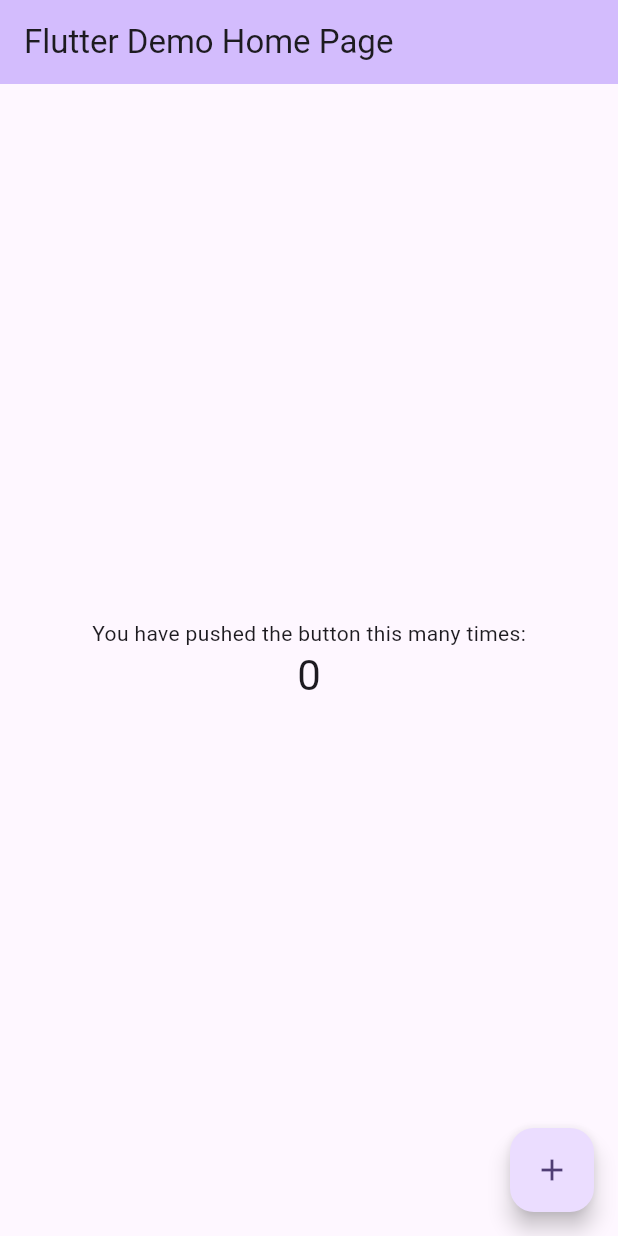
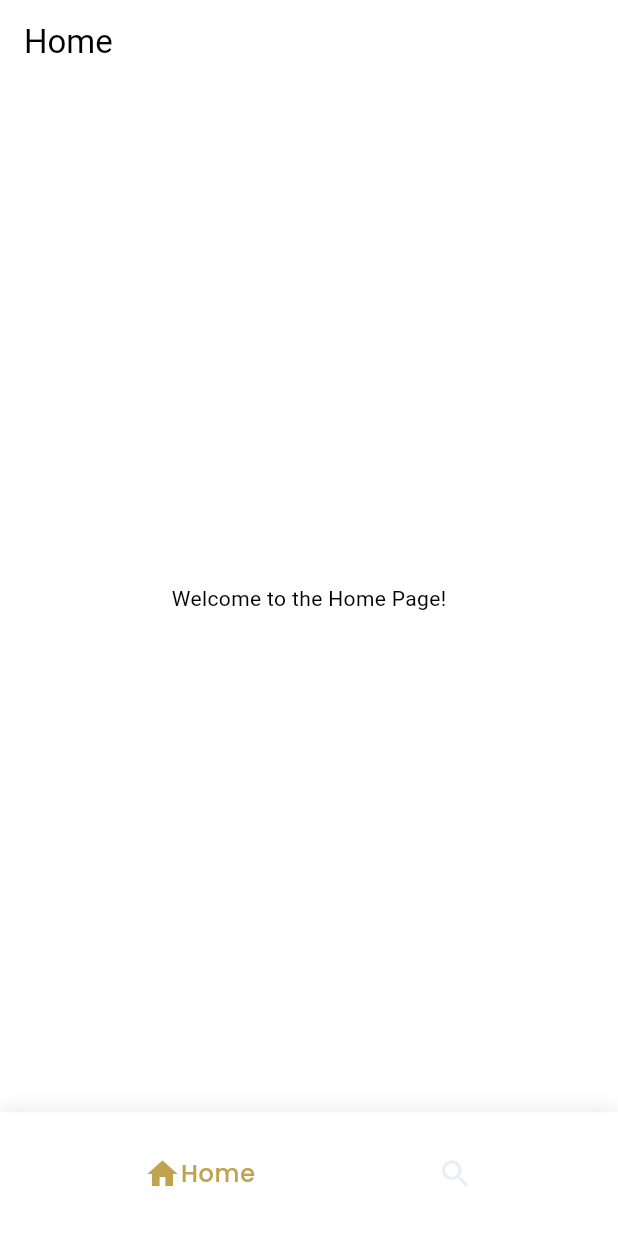
Before and after one commit to UmutKardas/Potter-Book, a Flutter app: the screen it shows after launch, on a phone screen of 412 x 824 dp. Run offline on Flutter 3.47's test engine with Material 3 defaults, Android fonts, the light colour scheme and no system bars; drawn by our look-alikes of google_nav_bar; our stand-ins replace flutter_riverpod, google_fonts.

Commit message:
Implement initial theme setup with light and dark themes, add navigation and base views

```diff
--- /dev/null
+++ b/potter_book/lib/config/dark_theme.dart
@@ -0,0 +1,6 @@
+import 'package:flutter/material.dart';
+
+final class DarkTheme {
+  static ThemeData get theme =>
+      ThemeData(scaffoldBackgroundColor: Colors.white);
+}
--- /dev/null
+++ b/potter_book/lib/config/light_theme.dart
@@ -0,0 +1,38 @@
+import 'package:flutter/material.dart';
+import 'package:google_fonts/google_fonts.dart';
+import 'package:potter_book/constants/app_color.dart';
+
+final class LightTheme {
+  static ThemeData get theme => ThemeData(
+    primaryColor: AppColor.primary,
+    scaffoldBackgroundColor: Colors.white,
+    textTheme: _textTheme(),
+    colorScheme: _colorScheme(),
+  );
+
+  static ColorScheme _colorScheme() {
+    return ColorScheme(
+      primary: AppColor.primary,
+      secondary: AppColor.primary,
+      surface: Colors.white,
+      background: Colors.white,
+      error: Colors.red,
+      onPrimary: Colors.white,
+      onSecondary: Colors.white,
+      onSurface: Colors.black,
+      surfaceTint: AppColor.hintColor,
+      onBackground: Colors.black,
+      onError: Colors.white,
+      brightness: Brightness.light,
+    );
+  }
+
+  static TextTheme _textTheme() {
+    return TextTheme(
+      labelSmall: GoogleFonts.poppins(
+        fontSize: 16,
+        fontWeight: FontWeight.w500,
+      ),
+    );
+  }
+}
--- a/potter_book/lib/constants/app_color.dart
+++ b/potter_book/lib/constants/app_color.dart
@@ -1 +1,6 @@
-final class AppColor {}
+import 'package:flutter/material.dart';
+
+final class AppColor {
+  static const Color primary = Color(0xFFBFA34E);
+  static const Color hintColor = Color(0xFFECEEF5);
+}
--- /dev/null
+++ b/potter_book/lib/features/base/view/base_view.dart
@@ -0,0 +1,22 @@
+import 'package:flutter/material.dart';
+import 'package:flutter_riverpod/flutter_riverpod.dart';
+import 'package:potter_book/features/base/view_model/base_view_model.dart';
+import 'package:potter_book/widgets/navbar_view.dart';
+
+class BaseView extends ConsumerWidget {
+  const BaseView({super.key});
+
+  @override
+  Widget build(BuildContext context, WidgetRef ref) {
+    final viewModel = ref.watch(pageViewProvider);
+
+    return Scaffold(
+      body: PageView(
+        controller: viewModel.controller,
+        onPageChanged: viewModel.onPageChanged,
+        children: viewModel.pages,
+      ),
+      bottomNavigationBar: const NavbarView(),
+    );
+  }
+}
--- /dev/null
+++ b/potter_book/lib/features/base/view_model/base_view_model.dart
@@ -0,0 +1,31 @@
+import 'package:flutter/material.dart';
+import 'package:flutter_riverpod/flutter_riverpod.dart';
+import 'package:potter_book/features/home/view/home_view.dart';
+import 'package:potter_book/features/search/view/search_view.dart';
+
+final pageViewProvider = ChangeNotifierProvider((ref) => PageViewModel());
+
+class PageViewModel extends ChangeNotifier {
+  final PageController controller = PageController();
+  final List<Widget> pages = [const HomeView(), const SearchView()];
+  int _currentIndex = 0;
+
+  int get currentIndex => _currentIndex;
+
+  void onTabChange(int index) {
+    _currentIndex = index;
+    controller.jumpToPage(index);
+    notifyListeners();
+  }
+
+  void onPageChanged(int index) {
+    _currentIndex = index;
+    notifyListeners();
+  }
+
+  @override
+  void dispose() {
+    controller.dispose();
+    super.dispose();
+  }
+}
--- /dev/null
+++ b/potter_book/lib/features/home/view/home_view.dart
@@ -0,0 +1,13 @@
+import 'package:flutter/material.dart';
+
+class HomeView extends StatelessWidget {
+  const HomeView({super.key});
+
+  @override
+  Widget build(BuildContext context) {
+    return Scaffold(
+      appBar: AppBar(title: const Text('Home')),
+      body: const Center(child: Text('Welcome to the Home Page!')),
+    );
+  }
+}
--- /dev/null
+++ b/potter_book/lib/features/search/view/search_view.dart
@@ -0,0 +1,13 @@
+import 'package:flutter/material.dart';
+
+class SearchView extends StatelessWidget {
+  const SearchView({super.key});
+
+  @override
+  Widget build(BuildContext context) {
+    return Scaffold(
+      appBar: AppBar(title: const Text('Search'), backgroundColor: Colors.blue),
+      body: const Center(child: Text('Welcome to the Search Page!')),
+    );
+  }
+}
--- a/potter_book/lib/main.dart
+++ b/potter_book/lib/main.dart
@@ -1,122 +1,22 @@
 import 'package:flutter/material.dart';
+import 'package:flutter_riverpod/flutter_riverpod.dart';
+import 'package:potter_book/config/light_theme.dart';
+import 'package:potter_book/features/base/view/base_view.dart';
 
 void main() {
-  runApp(const MyApp());
+  runApp(const ProviderScope(child: MainApp()));
 }
 
-class MyApp extends StatelessWidget {
-  const MyApp({super.key});
+class MainApp extends StatelessWidget {
+  const MainApp({super.key});
 
-  // This widget is the root of your application.
   @override
   Widget build(BuildContext context) {
     return MaterialApp(
-      title: 'Flutter Demo',
-      theme: ThemeData(
-        // This is the theme of your application.
-        //
-        // TRY THIS: Try running your application with "flutter run". You'll see
-        // the application has a purple toolbar. Then, without quitting the app,
-        // try changing the seedColor in the colorScheme below to Colors.green
-        // and then invoke "hot reload" (save your changes or press the "hot
-        // reload" button in a Flutter-supported IDE, or press "r" if you used
-        // the command line to start the app).
-        //
-        // Notice that the counter didn't reset back to zero; the application
-        // state is not lost during the reload. To reset the state, use hot
-        // restart instead.
-        //
-        // This works for code too, not just values: Most code changes can be
-        // tested with just a hot reload.
-        colorScheme: ColorScheme.fromSeed(seedColor: Colors.deepPurple),
-      ),
-      home: const MyHomePage(title: 'Flutter Demo Home Page'),
+      title: 'Potter Book',
+      theme: LightTheme.theme,
+      home: const BaseView(),
+      debugShowCheckedModeBanner: false,
     );
   }
 }
-
-class MyHomePage extends StatefulWidget {
-  const MyHomePage({super.key, required this.title});
-
-  // This widget is the home page of your application. It is stateful, meaning
-  // that it has a State object (defined below) that contains fields that affect
-  // how it looks.
-
-  // This class is the configuration for the state. It holds the values (in this
-  // case the title) provided by the parent (in this case the App widget) and
-  // used by the build method of the State. Fields in a Widget subclass are
-  // always marked "final".
-
-  final String title;
-
-  @override
-  State<MyHomePage> createState() => _MyHomePageState();
-}
-
-class _MyHomePageState extends State<MyHomePage> {
-  int _counter = 0;
-
-  void _incrementCounter() {
-    setState(() {
-      // This call to setState tells the Flutter framework that something has
-      // changed in this State, which causes it to rerun the build method below
-      // so that the display can reflect the updated values. If we changed
-      // _counter without calling setState(), then the build method would not be
-      // called again, and so nothing would appear to happen.
-      _counter++;
-    });
-  }
-
-  @override
-  Widget build(BuildContext context) {
-    // This method is rerun every time setState is called, for instance as done
-    // by the _incrementCounter method above.
-    //
-    // The Flutter framework has been optimized to make rerunning build methods
-    // fast, so that you can just rebuild anything that needs updating rather
-    // than having to individually change instances of widgets.
-    return Scaffold(
-      appBar: AppBar(
-        // TRY THIS: Try changing the color here to a specific color (to
-        // Colors.amber, perhaps?) and trigger a hot reload to see the AppBar
-        // change color while the other colors stay the same.
-        backgroundColor: Theme.of(context).colorScheme.inversePrimary,
-        // Here we take the value from the MyHomePage object that was created by
-        // the App.build method, and use it to set our appbar title.
-        title: Text(widget.title),
-      ),
-      body: Center(
-        // Center is a layout widget. It takes a single child and positions it
-        // in the middle of the parent.
-        child: Column(
-          // Column is also a layout widget. It takes a list of children and
-          // arranges them vertically. By default, it sizes itself to fit its
-          // children horizontally, and tries to be as tall as its parent.
-          //
-          // Column has various properties to control how it sizes itself and
-          // how it positions its children. Here we use mainAxisAlignment to
-          // center the children vertically; the main axis here is the vertical
-          // axis because Columns are vertical (the cross axis would be
-          // horizontal).
-          //
-          // TRY THIS: Invoke "debug painting" (choose the "Toggle Debug Paint"
-          // action in the IDE, or press "p" in the console), to see the
-          // wireframe for each widget.
-          mainAxisAlignment: MainAxisAlignment.center,
-          children: <Widget>[
-            const Text('You have pushed the button this many times:'),
-            Text(
-              '$_counter',
-              style: Theme.of(context).textTheme.headlineMedium,
-            ),
-          ],
-        ),
-      ),
-      floatingActionButton: FloatingActionButton(
-        onPressed: _incrementCounter,
-        tooltip: 'Increment',
-        child: const Icon(Icons.add),
-      ), // This trailing comma makes auto-formatting nicer for build methods.
-    );
-  }
-}
--- /dev/null
+++ b/potter_book/lib/widgets/navbar_view.dart
@@ -0,0 +1,45 @@
+import 'package:flutter/material.dart';
+import 'package:flutter_riverpod/flutter_riverpod.dart';
+import 'package:google_nav_bar/google_nav_bar.dart';
+import 'package:potter_book/features/base/view_model/base_view_model.dart';
+
+class NavbarView extends ConsumerWidget {
+  const NavbarView({super.key});
+
+  @override
+  Widget build(BuildContext context, WidgetRef ref) {
+    final viewModel = ref.watch(pageViewProvider);
+
+    return Container(
+      height: MediaQuery.of(context).size.height * 0.1,
+      decoration: _navBarStyle(),
+      child: GNav(
+        selectedIndex: viewModel.currentIndex,
+        onTabChange: viewModel.onTabChange,
+        activeColor: Theme.of(context).primaryColor,
+        color: Theme.of(context).colorScheme.surfaceTint,
+        textStyle: Theme.of(
+          context,
+        ).textTheme.labelSmall?.copyWith(color: Theme.of(context).primaryColor),
+        mainAxisAlignment: MainAxisAlignment.spaceEvenly,
+        tabs: const [
+          GButton(icon: Icons.home, text: 'Home'),
+          GButton(icon: Icons.search, text: 'Search'),
+        ],
+      ),
+    );
+  }
+
+  BoxDecoration _navBarStyle() {
+    return BoxDecoration(
+      color: Colors.white,
+      boxShadow: [
+        BoxShadow(
+          color: Colors.black.withAlpha(20),
+          blurRadius: 10,
+          offset: const Offset(0, -2),
+        ),
+      ],
+    );
+  }
+}
```
